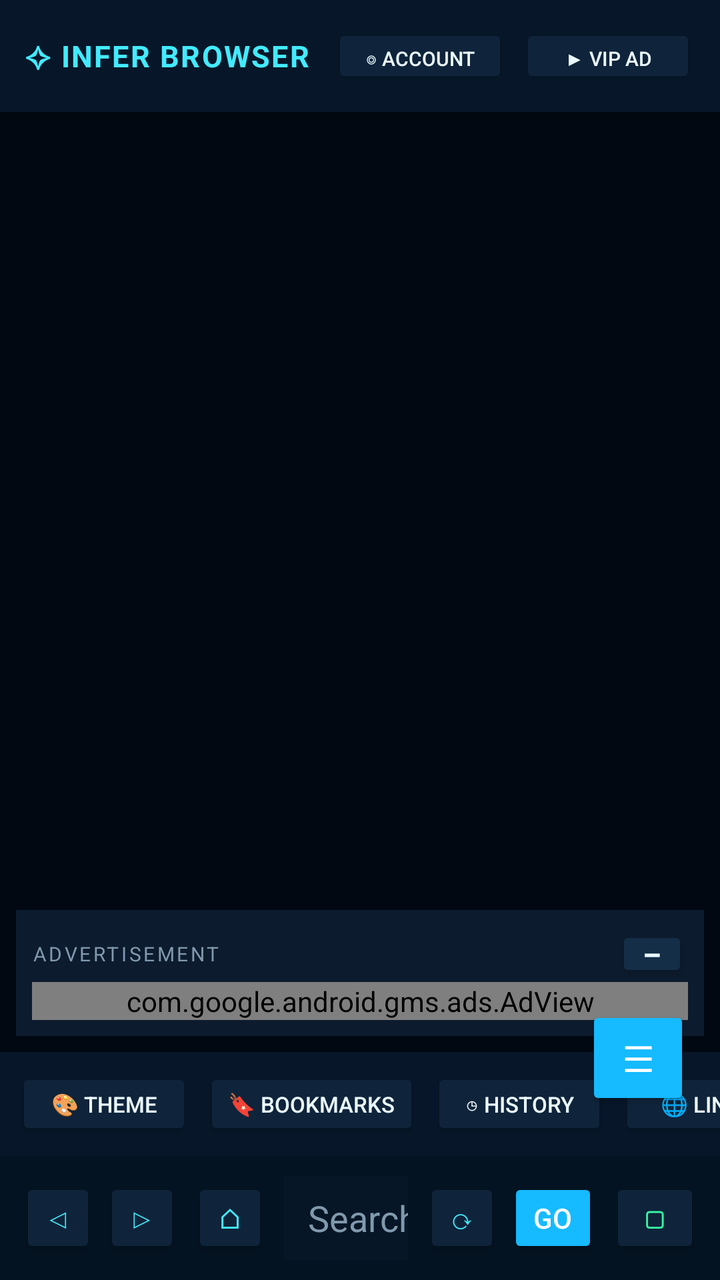
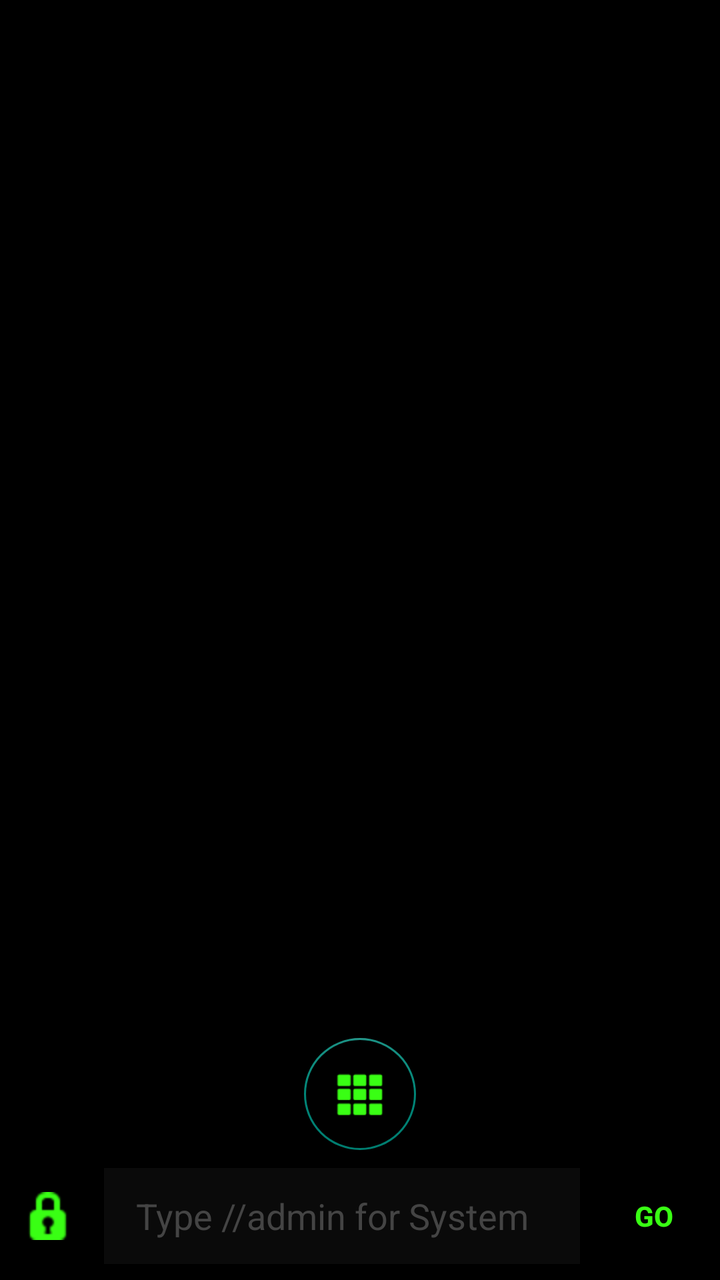

Two renders of the same Android screen: before a commit and after it. Below are the layout's source before the change and the commit's diff.
<!-- AndroidManifest.xml: application theme Theme.AppCompat.DayNight.NoActionBar -->
<!-- res/layout/activity_main.xml -->
<?xml version="1.0" encoding="utf-8"?>
<FrameLayout xmlns:android="http://schemas.android.com/apk/res/android"
    xmlns:ads="http://schemas.android.com/apk/res-auto"
    android:layout_width="match_parent"
    android:layout_height="match_parent"
    android:background="#020811">

    <LinearLayout
        android:id="@+id/browserRoot"
        android:layout_width="match_parent"
        android:layout_height="match_parent"
        android:orientation="vertical">

        
        <LinearLayout
            android:id="@+id/topBar"
            android:layout_width="match_parent"
            android:layout_height="wrap_content"
            android:background="#071729"
            android:padding="12dp"
            android:gravity="center_vertical"
            android:elevation="8dp">

            <TextView
                android:id="@+id/tvBrand"
                android:layout_width="0dp"
                android:layout_height="wrap_content"
                android:layout_weight="1"
                android:text="✧ INFER BROWSER"
                android:textColor="#43eaff"
                android:textStyle="bold"
                android:letterSpacing="0.05"
                android:textSize="15sp" />

            <Button
                android:id="@+id/btnAdminPanel"
                android:layout_width="wrap_content"
                android:layout_height="32dp"
                android:text="⚙ Admin"
                android:textSize="10sp"
                android:textColor="#eaf8ff"
                android:backgroundTint="#0F243A"
                android:layout_marginEnd="6dp"
                android:visibility="gone" />

            <Button
                android:id="@+id/btnLogin"
                android:layout_width="wrap_content"
                android:layout_height="32dp"
                android:text="◎ Account"
                android:textSize="10sp"
                android:textColor="#eaf8ff"
                android:backgroundTint="#0F243A"
                android:layout_marginEnd="6dp" />

            <Button
                android:id="@+id/btnVipAd"
                android:layout_width="wrap_content"
                android:layout_height="32dp"
                android:text="▶ VIP Ad"
                android:textSize="10sp"
                android:textColor="#eaf8ff"
                android:backgroundTint="#0F243A" />
        </LinearLayout>

        
        <LinearLayout
            android:id="@+id/miniPlayerBar"
            android:layout_width="match_parent"
            android:layout_height="wrap_content"
            android:background="#0C1B2E"
            android:padding="8dp"
            android:layout_margin="8dp"
            android:gravity="center_vertical"
            android:visibility="gone">
            <TextView
                android:id="@+id/tvMiniPlayerTitle"
                android:layout_width="0dp"
                android:layout_height="wrap_content"
                android:layout_weight="1"
                android:text="🎵 Playing..."
                android:textColor="#38f5a3"
                android:textSize="12sp"
                android:singleLine="true"
                android:ellipsize="marquee"
                android:textStyle="bold" />
            <Button android:id="@+id/btnMiniPrevious" android:layout_width="36dp" android:layout_height="32dp" android:text="⏪" android:backgroundTint="#142e48" android:textColor="#eaf8ff" />
            <Button android:id="@+id/btnMiniNext" android:layout_width="36dp" android:layout_height="32dp" android:layout_marginStart="2dp" android:text="⏩" android:backgroundTint="#142e48" android:textColor="#eaf8ff" />
            <Button android:id="@+id/btnMiniPlayPause" android:layout_width="60dp" android:layout_height="32dp" android:text="⏯️ Play" android:textSize="10sp" android:backgroundTint="#142e48" android:textColor="#eaf8ff" />
            <Button android:id="@+id/btnMiniClose" android:layout_width="36dp" android:layout_height="32dp" android:layout_marginStart="4dp" android:text="✖" android:textSize="10sp" android:backgroundTint="#DA3633" android:textColor="#FFFFFF" />
        </LinearLayout>

        <ProgressBar
            android:id="@+id/progressBar"
            style="?android:attr/progressBarStyleHorizontal"
            android:layout_width="match_parent"
            android:layout_height="3dp"
            android:visibility="gone" />

        
        <FrameLayout
            android:id="@+id/webContainer"
            android:layout_width="match_parent"
            android:layout_height="0dp"
            android:layout_weight="1" />

        
        <LinearLayout
            android:id="@+id/adCardContainer"
            android:layout_width="match_parent"
            android:layout_height="wrap_content"
            android:layout_margin="8dp"
            android:orientation="vertical"
            android:background="#0C1B2E"
            android:padding="8dp">
            <LinearLayout android:layout_width="match_parent" android:layout_height="28dp" android:gravity="center_vertical" android:orientation="horizontal">
                <TextView android:layout_width="0dp" android:layout_height="wrap_content" android:layout_weight="1" android:text="ADVERTISEMENT" android:textColor="#8199ad" android:textSize="10sp" android:letterSpacing="0.12" />
                <Button android:id="@+id/btnAdCardToggle" android:layout_width="36dp" android:layout_height="28dp" android:minWidth="0dp" android:minHeight="0dp" android:padding="0dp" android:text="−" android:textSize="18sp" android:textColor="#eaf8ff" android:backgroundTint="#142e48" />
            </LinearLayout>
            <com.google.android.gms.ads.AdView
                android:id="@+id/adView"
                android:layout_width="match_parent"
                android:layout_height="wrap_content"
                android:background="@android:color/transparent"
                ads:adSize="BANNER"
                ads:adUnitId="ca-app-pub-4314530224755913/3636674783" />
        </LinearLayout>

        
        <HorizontalScrollView
            android:layout_width="match_parent"
            android:layout_height="wrap_content"
            android:background="#071729"
            android:scrollbars="none">
            <LinearLayout android:layout_width="wrap_content" android:layout_height="wrap_content" android:orientation="horizontal" android:padding="8dp">
                <Button android:id="@+id/btnWallpaper" android:layout_width="wrap_content" android:layout_height="36dp" android:text="🎨 Theme" android:textSize="11sp" android:layout_marginEnd="6dp" android:backgroundTint="#0F243A" android:textColor="#eaf8ff" />
                <Button android:id="@+id/btnBookmarks" android:layout_width="wrap_content" android:layout_height="36dp" android:text="🔖 Bookmarks" android:textSize="11sp" android:layout_marginEnd="6dp" android:backgroundTint="#0F243A" android:textColor="#eaf8ff" />
                <Button android:id="@+id/btnHistory" android:layout_width="wrap_content" android:layout_height="36dp" android:text="◷ History" android:textSize="11sp" android:layout_marginEnd="6dp" android:backgroundTint="#0F243A" android:textColor="#eaf8ff" />
                <Button android:id="@+id/btnQuickLinks" android:layout_width="wrap_content" android:layout_height="36dp" android:text="🌐 Links" android:textSize="11sp" android:layout_marginEnd="6dp" android:backgroundTint="#0F243A" android:textColor="#eaf8ff" />
                <Button android:id="@+id/btnClearData" android:layout_width="wrap_content" android:layout_height="36dp" android:text="🗑 Clear" android:textSize="11sp" android:layout_marginEnd="6dp" android:backgroundTint="#0F243A" android:textColor="#eaf8ff" />
                <Button android:id="@+id/btnDownloads" android:layout_width="wrap_content" android:layout_height="36dp" android:text="⬇ Downloads" android:textSize="11sp" android:layout_marginEnd="6dp" android:backgroundTint="#0F243A" android:textColor="#eaf8ff" />
                <Button android:id="@+id/btnSettings" android:layout_width="wrap_content" android:layout_height="36dp" android:text="⚙ Settings" android:textSize="11sp" android:layout_marginEnd="6dp" android:backgroundTint="#0F243A" android:textColor="#eaf8ff" />
                <Button android:id="@+id/btnIncognito" android:layout_width="wrap_content" android:layout_height="36dp" android:text="🕵 Private" android:textSize="11sp" android:layout_marginEnd="6dp" android:backgroundTint="#0F243A" android:textColor="#eaf8ff" />
                <Button android:id="@+id/btnPinAudio" android:layout_width="wrap_content" android:layout_height="36dp" android:text="📌 Pin Web" android:textSize="11sp" android:layout_marginEnd="6dp" android:backgroundTint="#16baff" android:textColor="#FFFFFF" />
                
                
                <Button android:id="@+id/btnDesktopMode" android:layout_width="wrap_content" android:layout_height="36dp" android:text="Desktop" android:visibility="gone" />
                <Button android:id="@+id/btnSharePage" android:layout_width="wrap_content" android:layout_height="36dp" android:text="Share" android:visibility="gone" />
                <Button android:id="@+id/btnQrScanner" android:layout_width="wrap_content" android:layout_height="36dp" android:text="QR" android:visibility="gone" />
                <Button android:id="@+id/btnRestoreSession" android:layout_width="wrap_content" android:layout_height="36dp" android:text="Restore" android:visibility="gone" />
                <Button android:id="@+id/btnFindPage" android:layout_width="wrap_content" android:layout_height="36dp" android:text="Find" android:visibility="gone" />
                <Button android:id="@+id/btnReadingMode" android:layout_width="wrap_content" android:layout_height="36dp" android:text="Read" android:visibility="gone" />
                <Button android:id="@+id/btnSearchEngine" android:layout_width="wrap_content" android:layout_height="36dp" android:text="Engine" android:visibility="gone" />
            </LinearLayout>
        </HorizontalScrollView>

        
        <LinearLayout
            android:layout_width="match_parent"
            android:layout_height="wrap_content"
            android:background="#041322"
            android:padding="10dp"
            android:gravity="center_vertical"
            android:elevation="12dp">
            
            <Button
                android:id="@+id/btnBack"
                android:layout_width="38dp"
                android:layout_height="40dp"
                android:text="◁"
                android:backgroundTint="#0F243A"
                android:textColor="#43eaff" />
            
            <Button
                android:id="@+id/btnForward"
                android:layout_width="38dp"
                android:layout_height="40dp"
                android:layout_marginStart="4dp"
                android:text="▷"
                android:backgroundTint="#0F243A"
                android:textColor="#43eaff" />
                
            <Button
                android:id="@+id/btnHome"
                android:layout_width="38dp"
                android:layout_height="40dp"
                android:layout_marginStart="6dp"
                android:text="⌂"
                android:backgroundTint="#0F243A"
                android:textColor="#43eaff" />

            <EditText
                android:id="@+id/etUrl"
                android:layout_width="0dp"
                android:layout_height="42dp"
                android:layout_weight="1"
                android:layout_marginStart="8dp"
                android:layout_marginEnd="8dp"
                android:background="#071626"
                android:hint="Search URL..."
                android:textColorHint="#8199ad"
                android:textColor="#eaf8ff"
                android:paddingStart="12dp"
                android:singleLine="true"
                android:inputType="textUri" />

            <Button
                android:id="@+id/btnRefresh"
                android:layout_width="38dp"
                android:layout_height="40dp"
                android:text="⟳"
                android:layout_marginEnd="4dp"
                android:backgroundTint="#0F243A"
                android:textColor="#43eaff" />

            <Button
                android:id="@+id/btnGo"
                android:layout_width="45dp"
                android:layout_height="40dp"
                android:text="GO"
                android:backgroundTint="#16baff"
                android:textColor="#FFFFFF" />

            <Button
                android:id="@+id/btnTabs"
                android:layout_width="45dp"
                android:layout_height="40dp"
                android:layout_marginStart="6dp"
                android:text="▢"
                android:textStyle="bold"
                android:backgroundTint="#0F243A"
                android:textColor="#38f5a3" />
        </LinearLayout>
    </LinearLayout>

    
    <Button
        android:id="@+id/btnUiToggle"
        android:layout_width="52dp"
        android:layout_height="52dp"
        android:text="☰"
        android:textSize="18sp"
        android:layout_gravity="end|bottom"
        android:layout_marginBottom="85dp"
        android:layout_marginEnd="15dp"
        android:elevation="16dp"
        android:backgroundTint="#16baff"
        android:textColor="#FFFFFF" />
</FrameLayout>
<!-- resources referenced by this layout -->
<resources>

</resources>

<!-- the commit's change to res/layout/activity_main.xml (unified diff, before → after) -->
@@ -1,9 +1,10 @@
 <?xml version="1.0" encoding="utf-8"?>
 <FrameLayout xmlns:android="http://schemas.android.com/apk/res/android"
+    xmlns:app="http://schemas.android.com/apk/res-auto"
     xmlns:ads="http://schemas.android.com/apk/res-auto"
     android:layout_width="match_parent"
     android:layout_height="match_parent"
-    android:background="#020811">
+    android:background="#000000"> 
 
     <LinearLayout
         android:id="@+id/browserRoot"
@@ -12,89 +13,13 @@
         android:orientation="vertical">
 
         
-        <LinearLayout
-            android:id="@+id/topBar"
-            android:layout_width="match_parent"
-            android:layout_height="wrap_content"
-            android:background="#071729"
-            android:padding="12dp"
-            android:gravity="center_vertical"
-            android:elevation="8dp">
-
-            <TextView
-                android:id="@+id/tvBrand"
-                android:layout_width="0dp"
-                android:layout_height="wrap_content"
-                android:layout_weight="1"
-                android:text="✧ INFER BROWSER"
-                android:textColor="#43eaff"
-                android:textStyle="bold"
-                android:letterSpacing="0.05"
-                android:textSize="15sp" />
-
-            <Button
-                android:id="@+id/btnAdminPanel"
-                android:layout_width="wrap_content"
-                android:layout_height="32dp"
-                android:text="⚙ Admin"
-                android:textSize="10sp"
-                android:textColor="#eaf8ff"
-                android:backgroundTint="#0F243A"
-                android:layout_marginEnd="6dp"
-                android:visibility="gone" />
-
-            <Button
-                android:id="@+id/btnLogin"
-                android:layout_width="wrap_content"
-                android:layout_height="32dp"
-                android:text="◎ Account"
-                android:textSize="10sp"
-                android:textColor="#eaf8ff"
-                android:backgroundTint="#0F243A"
-                android:layout_marginEnd="6dp" />
-
-            <Button
-                android:id="@+id/btnVipAd"
-                android:layout_width="wrap_content"
-                android:layout_height="32dp"
-                android:text="▶ VIP Ad"
-                android:textSize="10sp"
-                android:textColor="#eaf8ff"
-                android:backgroundTint="#0F243A" />
-        </LinearLayout>
-
-        
-        <LinearLayout
-            android:id="@+id/miniPlayerBar"
-            android:layout_width="match_parent"
-            android:layout_height="wrap_content"
-            android:background="#0C1B2E"
-            android:padding="8dp"
-            android:layout_margin="8dp"
-            android:gravity="center_vertical"
-            android:visibility="gone">
-            <TextView
-                android:id="@+id/tvMiniPlayerTitle"
-                android:layout_width="0dp"
-                android:layout_height="wrap_content"
-                android:layout_weight="1"
-                android:text="🎵 Playing..."
-                android:textColor="#38f5a3"
-                android:textSize="12sp"
-                android:singleLine="true"
-                android:ellipsize="marquee"
-                android:textStyle="bold" />
-            <Button android:id="@+id/btnMiniPrevious" android:layout_width="36dp" android:layout_height="32dp" android:text="⏪" android:backgroundTint="#142e48" android:textColor="#eaf8ff" />
-            <Button android:id="@+id/btnMiniNext" android:layout_width="36dp" android:layout_height="32dp" android:layout_marginStart="2dp" android:text="⏩" android:backgroundTint="#142e48" android:textColor="#eaf8ff" />
-            <Button android:id="@+id/btnMiniPlayPause" android:layout_width="60dp" android:layout_height="32dp" android:text="⏯️ Play" android:textSize="10sp" android:backgroundTint="#142e48" android:textColor="#eaf8ff" />
-            <Button android:id="@+id/btnMiniClose" android:layout_width="36dp" android:layout_height="32dp" android:layout_marginStart="4dp" android:text="✖" android:textSize="10sp" android:backgroundTint="#DA3633" android:textColor="#FFFFFF" />
-        </LinearLayout>
 
         <ProgressBar
             android:id="@+id/progressBar"
             style="?android:attr/progressBarStyleHorizontal"
             android:layout_width="match_parent"
-            android:layout_height="3dp"
+            android:layout_height="2dp"
+            android:progressTint="#39FF14"
             android:visibility="gone" />
 
         
@@ -105,145 +30,96 @@
             android:layout_weight="1" />
 
         
-        <LinearLayout
-            android:id="@+id/adCardContainer"
-            android:layout_width="match_parent"
-            android:layout_height="wrap_content"
-            android:layout_margin="8dp"
-            android:orientation="vertical"
-            android:background="#0C1B2E"
-            android:padding="8dp">
-            <LinearLayout android:layout_width="match_parent" android:layout_height="28dp" android:gravity="center_vertical" android:orientation="horizontal">
-                <TextView android:layout_width="0dp" android:layout_height="wrap_content" android:layout_weight="1" android:text="ADVERTISEMENT" android:textColor="#8199ad" android:textSize="10sp" android:letterSpacing="0.12" />
-                <Button android:id="@+id/btnAdCardToggle" android:layout_width="36dp" android:layout_height="28dp" android:minWidth="0dp" android:minHeight="0dp" android:padding="0dp" android:text="−" android:textSize="18sp" android:textColor="#eaf8ff" android:backgroundTint="#142e48" />
-            </LinearLayout>
-            <com.google.android.gms.ads.AdView
-                android:id="@+id/adView"
-                android:layout_width="match_parent"
-                android:layout_height="wrap_content"
-                android:background="@android:color/transparent"
-                ads:adSize="BANNER"
-                ads:adUnitId="ca-app-pub-4314530224755913/3636674783" />
-        </LinearLayout>
-
         
-        <HorizontalScrollView
-            android:layout_width="match_parent"
-            android:layout_height="wrap_content"
-            android:background="#071729"
-            android:scrollbars="none">
-            <LinearLayout android:layout_width="wrap_content" android:layout_height="wrap_content" android:orientation="horizontal" android:padding="8dp">
-                <Button android:id="@+id/btnWallpaper" android:layout_width="wrap_content" android:layout_height="36dp" android:text="🎨 Theme" android:textSize="11sp" android:layout_marginEnd="6dp" android:backgroundTint="#0F243A" android:textColor="#eaf8ff" />
-                <Button android:id="@+id/btnBookmarks" android:layout_width="wrap_content" android:layout_height="36dp" android:text="🔖 Bookmarks" android:textSize="11sp" android:layout_marginEnd="6dp" android:backgroundTint="#0F243A" android:textColor="#eaf8ff" />
-                <Button android:id="@+id/btnHistory" android:layout_width="wrap_content" android:layout_height="36dp" android:text="◷ History" android:textSize="11sp" android:layout_marginEnd="6dp" android:backgroundTint="#0F243A" android:textColor="#eaf8ff" />
-                <Button android:id="@+id/btnQuickLinks" android:layout_width="wrap_content" android:layout_height="36dp" android:text="🌐 Links" android:textSize="11sp" android:layout_marginEnd="6dp" android:backgroundTint="#0F243A" android:textColor="#eaf8ff" />
-                <Button android:id="@+id/btnClearData" android:layout_width="wrap_content" android:layout_height="36dp" android:text="🗑 Clear" android:textSize="11sp" android:layout_marginEnd="6dp" android:backgroundTint="#0F243A" android:textColor="#eaf8ff" />
-                <Button android:id="@+id/btnDownloads" android:layout_width="wrap_content" android:layout_height="36dp" android:text="⬇ Downloads" android:textSize="11sp" android:layout_marginEnd="6dp" android:backgroundTint="#0F243A" android:textColor="#eaf8ff" />
-                <Button android:id="@+id/btnSettings" android:layout_width="wrap_content" android:layout_height="36dp" android:text="⚙ Settings" android:textSize="11sp" android:layout_marginEnd="6dp" android:backgroundTint="#0F243A" android:textColor="#eaf8ff" />
-                <Button android:id="@+id/btnIncognito" android:layout_width="wrap_content" android:layout_height="36dp" android:text="🕵 Private" android:textSize="11sp" android:layout_marginEnd="6dp" android:backgroundTint="#0F243A" android:textColor="#eaf8ff" />
-                <Button android:id="@+id/btnPinAudio" android:layout_width="wrap_content" android:layout_height="36dp" android:text="📌 Pin Web" android:textSize="11sp" android:layout_marginEnd="6dp" android:backgroundTint="#16baff" android:textColor="#FFFFFF" />
-                
-                
-                <Button android:id="@+id/btnDesktopMode" android:layout_width="wrap_content" android:layout_height="36dp" android:text="Desktop" android:visibility="gone" />
-                <Button android:id="@+id/btnSharePage" android:layout_width="wrap_content" android:layout_height="36dp" android:text="Share" android:visibility="gone" />
-                <Button android:id="@+id/btnQrScanner" android:layout_width="wrap_content" android:layout_height="36dp" android:text="QR" android:visibility="gone" />
-                <Button android:id="@+id/btnRestoreSession" android:layout_width="wrap_content" android:layout_height="36dp" android:text="Restore" android:visibility="gone" />
-                <Button android:id="@+id/btnFindPage" android:layout_width="wrap_content" android:layout_height="36dp" android:text="Find" android:visibility="gone" />
-                <Button android:id="@+id/btnReadingMode" android:layout_width="wrap_content" android:layout_height="36dp" android:text="Read" android:visibility="gone" />
-                <Button android:id="@+id/btnSearchEngine" android:layout_width="wrap_content" android:layout_height="36dp" android:text="Engine" android:visibility="gone" />
-            </LinearLayout>
-        </HorizontalScrollView>
 
         
         <LinearLayout
             android:layout_width="match_parent"
             android:layout_height="wrap_content"
-            android:background="#041322"
-            android:padding="10dp"
+            android:background="#000000"
+            android:padding="8dp"
             android:gravity="center_vertical"
             android:elevation="12dp">
+
             
-            <Button
-                android:id="@+id/btnBack"
-                android:layout_width="38dp"
-                android:layout_height="40dp"
-                android:text="◁"
-                android:backgroundTint="#0F243A"
-                android:textColor="#43eaff" />
-            
-            <Button
-                android:id="@+id/btnForward"
-                android:layout_width="38dp"
-                android:layout_height="40dp"
-                android:layout_marginStart="4dp"
-                android:text="▷"
-                android:backgroundTint="#0F243A"
-                android:textColor="#43eaff" />
-                
-            <Button
-                android:id="@+id/btnHome"
-                android:layout_width="38dp"
-                android:layout_height="40dp"
-                android:layout_marginStart="6dp"
-                android:text="⌂"
-                android:backgroundTint="#0F243A"
-                android:textColor="#43eaff" />
+            <ImageView
+                android:id="@+id/privacyShield"
+                android:layout_width="32dp"
+                android:layout_height="32dp"
+                android:src="@android:drawable/ic_secure"
+                android:tint="#39FF14"
+                android:padding="4dp" />
 
             <EditText
                 android:id="@+id/etUrl"
                 android:layout_width="0dp"
-                android:layout_height="42dp"
+                android:layout_height="48dp"
                 android:layout_weight="1"
-                android:layout_marginStart="8dp"
-                android:layout_marginEnd="8dp"
-                android:background="#071626"
-                android:hint="Search URL..."
-                android:textColorHint="#8199ad"
-                android:textColor="#eaf8ff"
-                android:paddingStart="12dp"
+                android:layout_marginStart="12dp"
+                android:layout_marginEnd="12dp"
+                android:background="#0A0A0A"
+                android:hint="Type //admin for System"
+                android:textColorHint="#444444"
+                android:textColor="#39FF14"
+                android:paddingStart="16dp"
                 android:singleLine="true"
                 android:inputType="textUri" />
 
             <Button
-                android:id="@+id/btnRefresh"
-                android:layout_width="38dp"
-                android:layout_height="40dp"
-                android:text="⟳"
-                android:layout_marginEnd="4dp"
-                android:backgroundTint="#0F243A"
-                android:textColor="#43eaff" />
-
-            <Button
                 android:id="@+id/btnGo"
-                android:layout_width="45dp"
+                android:layout_width="50dp"
                 android:layout_height="40dp"
                 android:text="GO"
-                android:backgroundTint="#16baff"
-                android:textColor="#FFFFFF" />
-
-            <Button
-                android:id="@+id/btnTabs"
-                android:layout_width="45dp"
-                android:layout_height="40dp"
-                android:layout_marginStart="6dp"
-                android:text="▢"
                 android:textStyle="bold"
-                android:backgroundTint="#0F243A"
-                android:textColor="#38f5a3" />
+                android:backgroundTint="#000000"
+                android:textColor="#39FF14" />
         </LinearLayout>
     </LinearLayout>
 
     
-    <Button
-        android:id="@+id/btnUiToggle"
-        android:layout_width="52dp"
-        android:layout_height="52dp"
-        android:text="☰"
-        android:textSize="18sp"
-        android:layout_gravity="end|bottom"
-        android:layout_marginBottom="85dp"
-        android:layout_marginEnd="15dp"
-        android:elevation="16dp"
-        android:backgroundTint="#16baff"
-        android:textColor="#FFFFFF" />
+    <com.google.android.material.floatingactionbutton.FloatingActionButton
+        android:id="@+id/superActionButton"
+        android:layout_width="wrap_content"
+        android:layout_height="wrap_content"
+        android:layout_gravity="bottom|center_horizontal"
+        android:layout_marginBottom="65dp"
+        android:src="@android:drawable/ic_dialog_dialer"
+        android:backgroundTint="#000000"
+        app:tint="#39FF14"
+        app:borderWidth="1dp"
+        app:rippleColor="#39FF14"
+        android:elevation="16dp" />
+
+    
+    <LinearLayout android:layout_width="0dp" android:layout_height="0dp" android:visibility="gone">
+        <LinearLayout android:id="@+id/topBar" android:layout_width="0dp" android:layout_height="0dp" />
+        <TextView android:id="@+id/tvBrand" android:layout_width="0dp" android:layout_height="0dp" />
+        <Button android:id="@+id/btnAdminPanel" />
+        <Button android:id="@+id/btnLogin" />
+        <Button android:id="@+id/btnVipAd" />
+        <LinearLayout android:id="@+id/adCardContainer" android:layout_width="0dp" android:layout_height="0dp" />
+        <Button android:id="@+id/btnAdCardToggle" />
+        <com.google.android.gms.ads.AdView android:id="@+id/adView" />
+        <Button android:id="@+id/btnWallpaper" />
+        <Button android:id="@+id/btnBookmarks" />
+        <Button android:id="@+id/btnHistory" />
+        <Button android:id="@+id/btnQuickLinks" />
+        <Button android:id="@+id/btnClearData" />
+        <Button android:id="@+id/btnDownloads" />
+        <Button android:id="@+id/btnSettings" />
+        <Button android:id="@+id/btnIncognito" />
+        <Button android:id="@+id/btnPinAudio" />
+        <Button android:id="@+id/btnBack" />
+        <Button android:id="@+id/btnForward" />
+        <Button android:id="@+id/btnHome" />
+        <Button android:id="@+id/btnRefresh" />
+        <Button android:id="@+id/btnTabs" />
+        <Button android:id="@+id/btnUiToggle" />
+        <LinearLayout android:id="@+id/miniPlayerBar" />
+        <Button android:id="@+id/btnMiniPrevious" />
+        <Button android:id="@+id/btnMiniNext" />
+        <Button android:id="@+id/btnMiniPlayPause" />
+        <Button android:id="@+id/btnMiniClose" />
+    </LinearLayout>
+
 </FrameLayout>
